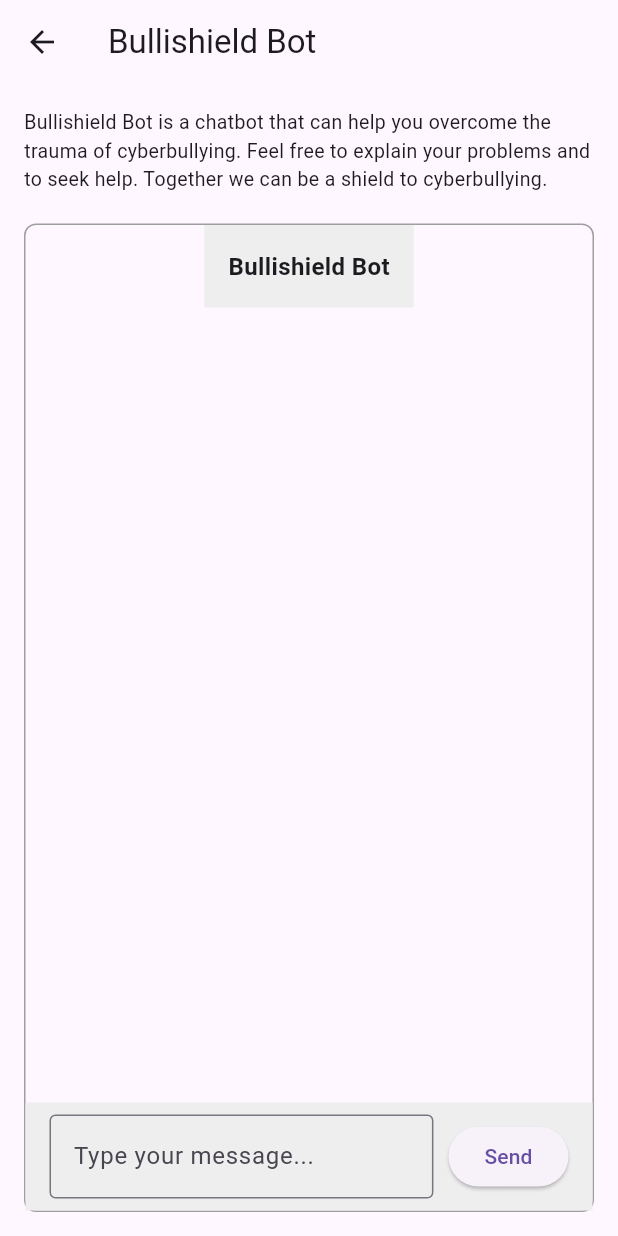
After one commit to FarhanTahmid/Bullishield-Frontend, a Flutter app: the ChatBotScreen screen opened directly, on a phone screen of 412 x 824 dp. The commit adds this screen. Run offline on Flutter 3.47's test engine with Material 3 defaults, Android fonts, the phone set to English and light mode, and no system bars; our stand-ins replace carousel_slider, file_picker, flutter_svg, fluttertoast, image_picker, photo_view and 2 more; accounts and stored records are empty.

Commit message:
working on chatbot

```diff
--- /dev/null
+++ b/bullishield/lib/Screens/Chatbot/ChatBotScreen.dart
@@ -0,0 +1,197 @@
+import 'dart:convert';
+import 'dart:io';
+import 'package:bullishield/backend_config.dart';
+import 'package:bullishield/toasts.dart';
+import 'package:flutter/material.dart';
+import 'package:fluttertoast/fluttertoast.dart';
+import 'package:http/http.dart' as http;
+import 'package:shared_preferences/shared_preferences.dart';
+import 'package:velocity_x/velocity_x.dart';
+
+class ChatBotScreen extends StatefulWidget {
+  const ChatBotScreen({super.key});
+
+  @override
+  ChatBotScreenState createState() => ChatBotScreenState();
+}
+
+class ChatBotScreenState extends State<ChatBotScreen> {
+  List<Message> messages = [];
+  BackendConfiguration backend = BackendConfiguration();
+  ShowToasts toast = ShowToasts();
+
+
+  TextEditingController textEditingController = TextEditingController();
+
+  void sendMessage(String message) async {
+    setState(() {
+      messages.add(Message(sender: 'You', message: message));
+    });
+
+
+    SharedPreferences prefs = await SharedPreferences.getInstance();
+    String? token = prefs.getString('access_token');
+    String backendApiURL = backend.getBackendApiURL();
+
+    var getchatbotUrl = "$backendApiURL/chatbot/";
+    try{
+       final response = await http.post(
+          Uri.parse(getchatbotUrl),
+          body: json.encode({'user_message': message}),
+          headers: {
+            'Content-Type': 'application/json',
+            'Authorization': 'Bearer $token',
+          },
+       );
+
+       if (response.statusCode == 200) {
+        final botResponse = jsonDecode(response.body);
+        String botMessage = botResponse['assistant_message'];
+
+        setState(() {
+          messages.add(Message(sender: 'Chat Bot', message: botMessage));
+        });
+      }
+      else if(response.statusCode==400){
+        if(Platform.isAndroid){
+          Fluttertoast.showToast(
+            msg: "Please wait a moment and try again later!",
+            toastLength: Toast.LENGTH_SHORT,
+            gravity: ToastGravity.BOTTOM,
+            timeInSecForIosWeb: 1,
+            backgroundColor: Colors.grey[700],
+            textColor: Colors.white,
+            fontSize: 16.0,
+          );
+        }else if(Platform.isWindows){
+          ScaffoldMessenger.of(context).showSnackBar(SnackBar(
+              content: Text("Please wait a moment and try again later!"),
+            ));
+        }
+      }
+    }catch(error,traceback){
+      print(traceback);
+      toast.showErrorToast('Failed to fetch complain details');
+    }
+
+
+  }
+
+  @override
+  Widget build(BuildContext context) {
+    return Scaffold(
+      appBar: AppBar(
+        title: const Text('Bullishield Bot'),
+      ),
+      body: Container(
+        padding: const EdgeInsets.all(16),
+        child: Column(
+          crossAxisAlignment: CrossAxisAlignment.stretch,
+          children: [
+            const Text(
+              'Bullishield Bot is a chatbot that can help you overcome the trauma of cyberbullying. Feel free to explain your problems and to seek help. Together we can be a shield to cyberbullying.',
+              style: TextStyle(fontSize: 13),
+            ),
+            const SizedBox(height: 20),
+            Expanded(
+              child: Container(
+                decoration: BoxDecoration(
+                  border: Border.all(color: Colors.grey),
+                  borderRadius: BorderRadius.circular(8),
+                ),
+                child: Column(
+                  children: [
+                    Container(
+                      padding: const EdgeInsets.all(16),
+                      color: Colors.grey.shade200,
+                      child: const Text(
+                        'Bullishield Bot',
+                        style: TextStyle(
+                            fontSize: 16, fontWeight: FontWeight.bold),
+                      ),
+                    ),
+                    Expanded(
+                      child: ListView.builder(
+                        itemCount: messages.length,
+                        itemBuilder: (context, index) {
+                          return MessageBubble(
+                            sender: messages[index].sender,
+                            message: messages[index].message,
+                          );
+                        },
+                      ),
+                    ),
+                    Container(
+                      padding:
+                          const EdgeInsets.symmetric(horizontal: 16, vertical: 8),
+                      color: Colors.grey.shade200,
+                      child: Row(
+                        children: [
+                          Expanded(
+                            child: TextField(
+                              controller: textEditingController,
+                              decoration: const InputDecoration(
+                                hintText: 'Type your message...',
+                                border: OutlineInputBorder(),
+                              ),
+                            ),
+                          ),
+                          const SizedBox(width: 10),
+                          ElevatedButton(
+                            onPressed: () {
+                              String message = textEditingController.text;
+                              if (message.isNotEmpty) {
+                                sendMessage(message);
+                                textEditingController.clear();
+                              }
+                            },
+                            child: const Text('Send'),
+                          ),
+                        ],
+                      ),
+                    ),
+                  ],
+                ),
+              ),
+            ),
+          ],
+        ),
+      ),
+    );
+  }
+}
+
+class Message {
+  final String sender;
+  final String message;
+
+  Message({required this.sender, required this.message});
+}
+
+class MessageBubble extends StatelessWidget {
+  final String sender;
+  final String message;
+
+  const MessageBubble({super.key,
+    required this.sender,
+    required this.message,
+  });
+
+  @override
+  Widget build(BuildContext context) {
+    return Container(
+      padding: const EdgeInsets.symmetric(horizontal: 16, vertical: 8),
+      child: Column(
+        crossAxisAlignment: CrossAxisAlignment.start,
+        children: [
+          Text(
+            sender,
+            style: const TextStyle(fontWeight: FontWeight.bold),
+          ),
+          const SizedBox(height: 4),
+          Text(message),
+        ],
+      ),
+    );
+  }
+}
```
Also changed, not shown: bullishield/lib/Screens/NavScreen/ChatBotScreen.dart (deleted, +0 -176 lines), bullishield/lib/widgets/menu_drawer.dart (+9 -7 lines).
